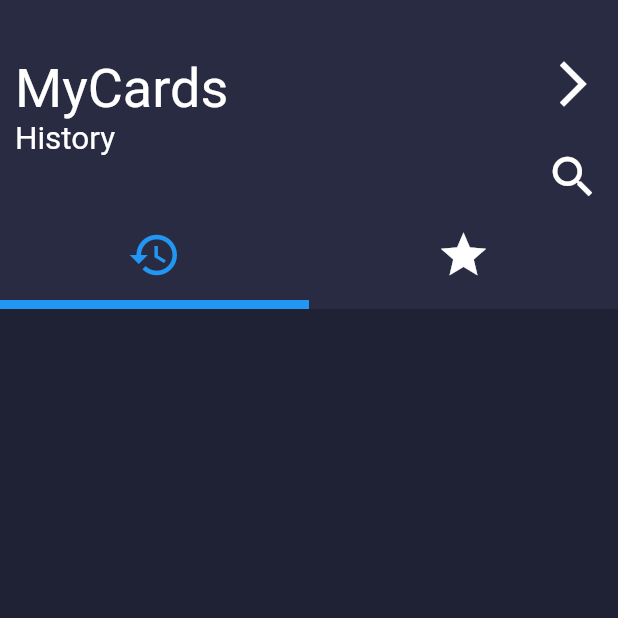
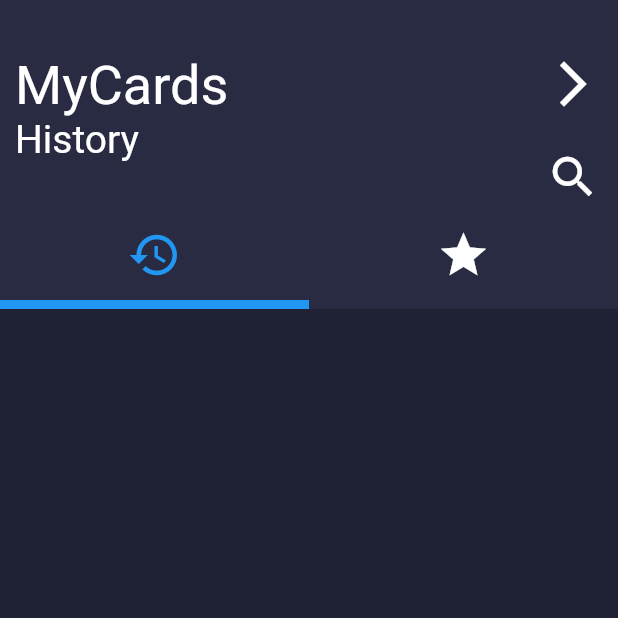
Before and after one commit to IBM-AR-CARD/Flutter-AR-Mobile-App, a Flutter app: the MyCards screen opened directly, on a phone screen of 412 x 824 dp, the top half of it. Run offline on Flutter 3.47's test engine with Material 2 defaults, Android fonts, the phone set to English and light mode, and no system bars; our stand-ins replace auto_size_text, bubble, dio, flutter_svg, flutter_tts, fluttertoast and 7 more; missing offline and left inert: flutter_unity_widget, icon_shadow, qr_code_scanner, swipedetector; accounts and stored records are empty; network calls fail; Roboto replaces fonts that are missing (IBM Plex Sans).

Commit message:
change text controller

```diff
--- a/lib/Screens/MyCards.dart
+++ b/lib/Screens/MyCards.dart
@@ -79,7 +79,6 @@ class _MyCards extends State<MyCards> with TickerProviderStateMixin {
       setState(() {
         leave = true;
       });
-      globalData.resumeControllerState();
       Navigator.pop(context);
       return;
     }
@@ -150,7 +149,7 @@ class _MyCards extends State<MyCards> with TickerProviderStateMixin {
                           _searchController.text == '' ? "$searchResult" : "Result: $searchResult",
                           style: TextStyle(
                               color: Colors.white,
-                              fontSize: 21,
+                              fontSize: _searchController.text == '' ? 26 : 21,
                               fontFamily: "IBM Plex Sans"),
                           overflow: TextOverflow.ellipsis,
                         ),
@@ -172,7 +171,6 @@ class _MyCards extends State<MyCards> with TickerProviderStateMixin {
                               setState(() {
                                 leave = true;
                               });
-                              globalData.resumeControllerState();
                               Navigator.pop(context);
                             },
                           ),
```
